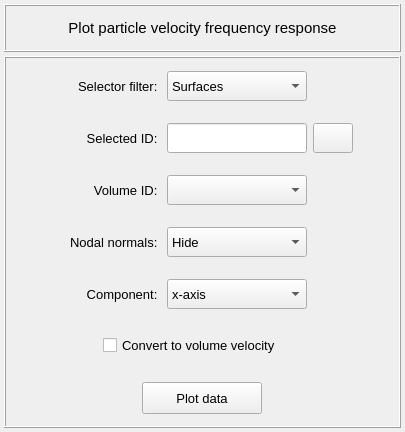
MOPT-UFSC/VIBRA, file vibra/interface/data/ui_files/plots/acoustic/particle_velocity_inputs.ui: the form before one commit.
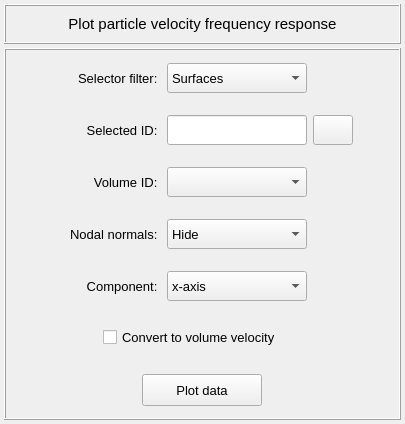
The form after the commit. Icons and pictures are not drawn.

```diff
--- a/vibra/interface/data/ui_files/plots/acoustic/particle_velocity_inputs.ui
+++ b/vibra/interface/data/ui_files/plots/acoustic/particle_velocity_inputs.ui
@@ -7,9 +7,21 @@
     <x>0</x>
     <y>0</y>
     <width>405</width>
-    <height>432</height>
+    <height>424</height>
    </rect>
   </property>
+  <property name="minimumSize">
+   <size>
+    <width>0</width>
+    <height>400</height>
+   </size>
+  </property>
+  <property name="maximumSize">
+   <size>
+    <width>16777215</width>
+    <height>424</height>
+   </size>
+  </property>
   <property name="windowTitle">
    <string>Plot particle velocity</string>
   </property>
@@ -34,13 +46,13 @@
      <property name="minimumSize">
       <size>
        <width>0</width>
-       <height>48</height>
+       <height>40</height>
       </size>
      </property>
      <property name="maximumSize">
       <size>
        <width>520</width>
-       <height>48</height>
+       <height>40</height>
       </size>
      </property>
      <property name="frameShape">
@@ -86,7 +98,6 @@
          <font>
           <family>MS Shell Dlg 2</family>
           <pointsize>11</pointsize>
-          <weight>50</weight>
           <italic>false</italic>
           <bold>false</bold>
          </font>
@@ -814,7 +825,6 @@
             <font>
              <family>MS Shell Dlg 2</family>
              <pointsize>10</pointsize>
-             <weight>50</weight>
              <italic>false</italic>
              <bold>false</bold>
             </font>
@@ -888,7 +898,6 @@
             <font>
              <family>MS Shell Dlg 2</family>
              <pointsize>11</pointsize>
-             <weight>75</weight>
              <italic>false</italic>
              <bold>true</bold>
             </font>
```
Left out of the diff: 92 changed lines with no effect on the pictures.
